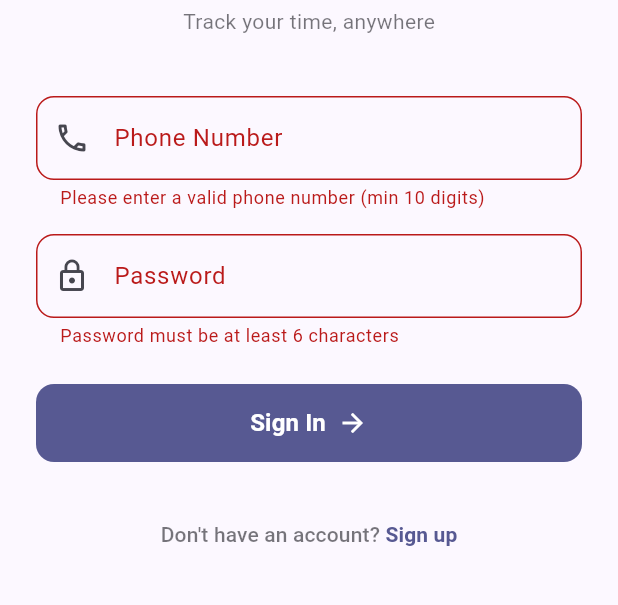
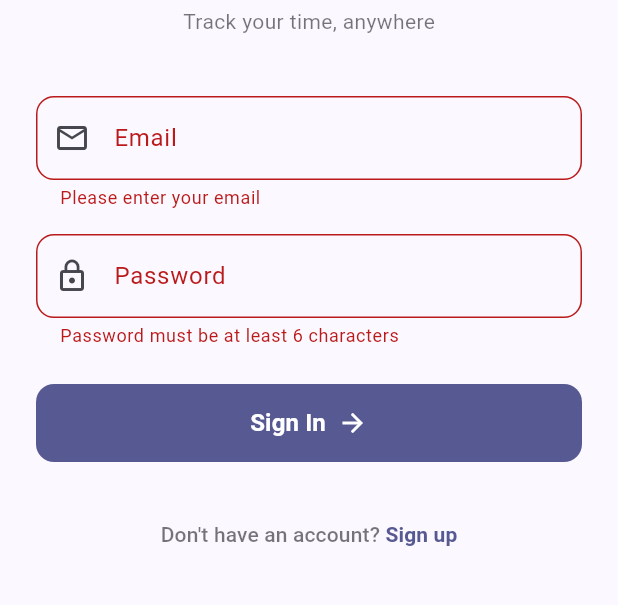
Before and after one commit to Chrid17/clock-in-buddy-main, a Flutter app: the screen it shows after launch, after a tap on "Sign In", on a phone screen of 412 x 824 dp, the part 429-1034 px from its top. Run offline on Flutter 3.47's test engine with Material 3 defaults, Android fonts, the phone set to English and light mode, and no system bars; our stand-ins replace camera, csv, file_picker, flutter_dotenv, geolocator, shared_preferences and 1 more; accounts and stored records are empty.

Commit message:
refactor: update authentication to use email instead of phone number
- Changed user authentication to utilize email for sign-up and sign-in processes.
- Updated relevant methods in AuthService to save and retrieve the last used email.
- Modified UI components in AuthScreen to reflect email input instead of phone number.
- Adjusted Odoo sync functionality to use email for user identification.

```diff
--- a/clock_in_buddy/lib/screens/auth_screen.dart
+++ b/clock_in_buddy/lib/screens/auth_screen.dart
@@ -12,7 +12,7 @@ class AuthScreen extends StatefulWidget {
 
 class _AuthScreenState extends State<AuthScreen> {
   final _formKey = GlobalKey<FormState>();
-  final _phoneController = TextEditingController();
+  final _emailController = TextEditingController();
   final _passwordController = TextEditingController();
   final _fullNameController = TextEditingController();
 
@@ -22,22 +22,22 @@ class _AuthScreenState extends State<AuthScreen> {
   @override
   void initState() {
     super.initState();
-    _loadLastPhone();
+    _loadLastEmail();
   }
 
-  Future<void> _loadLastPhone() async {
+  Future<void> _loadLastEmail() async {
     final authService = context.read<AuthService>();
-    final phone = await authService.getLastPhone();
-    if (phone != null && mounted) {
+    final email = await authService.getLastEmail();
+    if (email != null && mounted) {
       setState(() {
-        _phoneController.text = phone;
+        _emailController.text = email;
       });
     }
   }
 
   @override
   void dispose() {
-    _phoneController.dispose();
+    _emailController.dispose();
     _passwordController.dispose();
     _fullNameController.dispose();
     super.dispose();
@@ -53,13 +53,13 @@ class _AuthScreenState extends State<AuthScreen> {
     AuthResult result;
     if (_isSignUp) {
       result = await authService.signUp(
-        phone: _phoneController.text.trim(),
+        email: _emailController.text.trim(),
         password: _passwordController.text.trim(),
         fullName: _fullNameController.text.trim(),
       );
     } else {
       result = await authService.signIn(
-        phone: _phoneController.text.trim(),
+        email: _emailController.text.trim(),
         password: _passwordController.text.trim(),
       );
     }
@@ -102,7 +102,6 @@ class _AuthScreenState extends State<AuthScreen> {
               child: Column(
                 mainAxisAlignment: MainAxisAlignment.center,
                 children: [
-                  // Logo
                   Container(
                     width: 80,
                     height: 80,
@@ -132,7 +131,6 @@ class _AuthScreenState extends State<AuthScreen> {
                   ),
                   const SizedBox(height: 40),
 
-                  // Form
                   AutofillGroup(
                     child: Form(
                       key: _formKey,
@@ -160,24 +158,24 @@ class _AuthScreenState extends State<AuthScreen> {
                             const SizedBox(height: 16),
                           ],
                           TextFormField(
-                            controller: _phoneController,
+                            controller: _emailController,
                             decoration: InputDecoration(
-                              labelText: 'Phone Number',
-                              prefixIcon: const Icon(Icons.phone_outlined),
-                              hintText: '+1234567890',
+                              labelText: 'Email',
+                              prefixIcon: const Icon(Icons.email_outlined),
+                              hintText: 'you@example.com',
                               border: OutlineInputBorder(
                                 borderRadius: BorderRadius.circular(12),
                               ),
                             ),
-                            autofillHints: const [AutofillHints.telephoneNumber],
-                            keyboardType: TextInputType.phone,
+                            autofillHints: const [AutofillHints.email],
+                            keyboardType: TextInputType.emailAddress,
                             textInputAction: TextInputAction.next,
                             validator: (value) {
-                              if (value == null || value.length < 10) {
-                                return 'Please enter a valid phone number (min 10 digits)';
+                              if (value == null || value.isEmpty) {
+                                return 'Please enter your email';
                               }
-                              if (!value.startsWith('+')) {
-                                return 'Please include country code (e.g., +1...)';
+                              if (!RegExp(r'^[^@\s]+@[^@\s]+\.[^@\s]+$').hasMatch(value)) {
+                                return 'Please enter a valid email address';
                               }
                               return null;
                             },
@@ -245,7 +243,6 @@ class _AuthScreenState extends State<AuthScreen> {
                   ),
                   const SizedBox(height: 24),
 
-                  // Toggle
                   TextButton(
                     onPressed: () {
                       setState(() {
--- a/clock_in_buddy/lib/screens/widgets/clock_button.dart
+++ b/clock_in_buddy/lib/screens/widgets/clock_button.dart
@@ -102,15 +102,15 @@ class _ClockButtonState extends State<ClockButton> {
     final odooService = context.read<OdooService>();
     final authService = context.read<AuthService>();
 
-    final phone = authService.user?.phone;
+    final email = authService.user?.email;
     final fullName = authService.user?.userMetadata?['full_name'];
 
-    debugPrint('Odoo Sync Start (via Edge Function) - Phone: $phone, Name: $fullName');
+    debugPrint('Odoo Sync Start (via Edge Function) - Email: $email, Name: $fullName');
 
     try {
       final success = await odooService.syncClockEvent(
         eventType: eventType,
-        phone: phone,
+        email: email,
         name: fullName,
         lat: _geoService.latitude,
         lng: _geoService.longitude,
--- a/clock_in_buddy/lib/services/auth_service.dart
+++ b/clock_in_buddy/lib/services/auth_service.dart
@@ -9,7 +9,7 @@ class AuthService extends ChangeNotifier {
   User? _user;
   Session? _session;
   bool _loading = true;
-  static const String _lastPhoneKey = 'last_used_phone';
+  static const String _lastEmailKey = 'last_used_email';
 
   User? get user => _user;
   Session? get session => _session;
@@ -21,7 +21,6 @@ class AuthService extends ChangeNotifier {
   }
 
   void _initialize() {
-    // Listen to auth state changes
     SupabaseConfig.client.auth.onAuthStateChange.listen((data) {
       _session = data.session;
       _user = data.session?.user;
@@ -29,7 +28,6 @@ class AuthService extends ChangeNotifier {
       notifyListeners();
     });
 
-    // Check for existing session
     _checkSession();
   }
 
@@ -46,13 +44,13 @@ class AuthService extends ChangeNotifier {
   }
 
   Future<AuthResult> signUp({
-    required String phone,
+    required String email,
     required String password,
     required String fullName,
   }) async {
     try {
       final response = await SupabaseConfig.client.auth.signUp(
-        phone: phone,
+        email: email,
         password: password,
         data: {'full_name': fullName},
       );
@@ -62,9 +60,6 @@ class AuthService extends ChangeNotifier {
       }
       return (success: false, error: 'Sign up failed');
     } on AuthException catch (e) {
-      if (e.message.contains('Email')) {
-        return (success: false, error: e.message.replaceAll('Email', 'Phone number'));
-      }
       return (success: false, error: e.message);
     } catch (e) {
       return (success: false, error: e.toString());
@@ -72,40 +67,37 @@ class AuthService extends ChangeNotifier {
   }
 
   Future<AuthResult> signIn({
-    required String phone,
+    required String email,
     required String password,
   }) async {
     try {
       final response = await SupabaseConfig.client.auth.signInWithPassword(
-        phone: phone,
+        email: email,
         password: password,
       );
 
       if (response.user != null) {
-        if (response.user!.phone != null) {
-          await saveLastPhone(response.user!.phone!);
+        if (response.user!.email != null) {
+          await saveLastEmail(response.user!.email!);
         }
         return (success: true, error: null);
       }
       return (success: false, error: 'Sign in failed');
     } on AuthException catch (e) {
-      if (e.message.contains('Email')) {
-        return (success: false, error: e.message.replaceAll('Email', 'Phone number'));
-      }
       return (success: false, error: e.message);
     } catch (e) {
       return (success: false, error: e.toString());
     }
   }
 
-  Future<void> saveLastPhone(String phone) async {
+  Future<void> saveLastEmail(String email) async {
     final prefs = await SharedPreferences.getInstance();
-    await prefs.setString(_lastPhoneKey, phone);
+    await prefs.setString(_lastEmailKey, email);
   }
 
-  Future<String?> getLastPhone() async {
+  Future<String?> getLastEmail() async {
     final prefs = await SharedPreferences.getInstance();
-    return prefs.getString(_lastPhoneKey);
+    return prefs.getString(_lastEmailKey);
   }
 
   Future<void> signOut() async {
--- a/clock_in_buddy/lib/services/odoo_service.dart
+++ b/clock_in_buddy/lib/services/odoo_service.dart
@@ -15,7 +15,7 @@ class OdooService extends ChangeNotifier {
   /// Syncs a clock event directly to Odoo.
   Future<bool> syncClockEvent({
     required String eventType,
-    String? phone,
+    String? email,
     String? name,
     double? lat,
     double? lng,
@@ -79,15 +79,10 @@ class OdooService extends ChangeNotifier {
       // 2. Find Employee
       int? employeeId;
 
-      if (phone != null && phone.isNotEmpty) {
-        final last9 = phone.replaceAll(RegExp(r'\D'), '');
-        final phoneSegment = last9.length >= 9 ? last9.substring(last9.length - 9) : last9;
-        final phoneDomain = [
-          '|', ['work_phone', 'ilike', '%$phoneSegment%'],
-          '|', ['mobile_phone', 'ilike', '%$phoneSegment%'],
-          ['private_phone', 'ilike', '%$phoneSegment%']
-        ];
-        final results = await odooCall('hr.employee', 'search', [phoneDomain]);
+      if (email != null && email.isNotEmpty) {
+        final results = await odooCall('hr.employee', 'search', [
+          [['work_email', 'ilike', email]]
+        ]);
         if (results is List && results.isNotEmpty) employeeId = results[0];
       }
 
```
Also changed, not shown: 1 other file.
